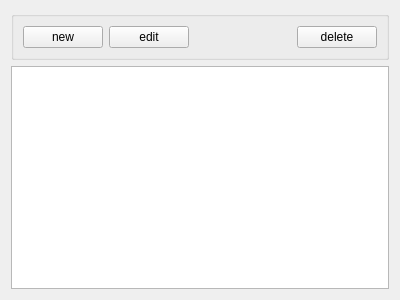
This is tablewidget.ui in JupiterSoft/libSekura as Qt 5 draws it before an edit. The edited form follows.
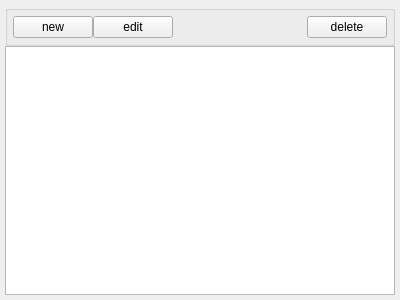
This is the edited form. Icons and pictures are not drawn.

Patch:
```diff
--- a/tablewidget.ui
+++ b/tablewidget.ui
@@ -74,6 +74,7 @@
    </item>
   </layout>
  </widget>
+ <layoutdefault spacing="0" margin="5"/>
  <resources>
   <include location="../resources.qrc"/>
  </resources>
```
Left out of the diff: 10 changed lines with no effect on the pictures.
